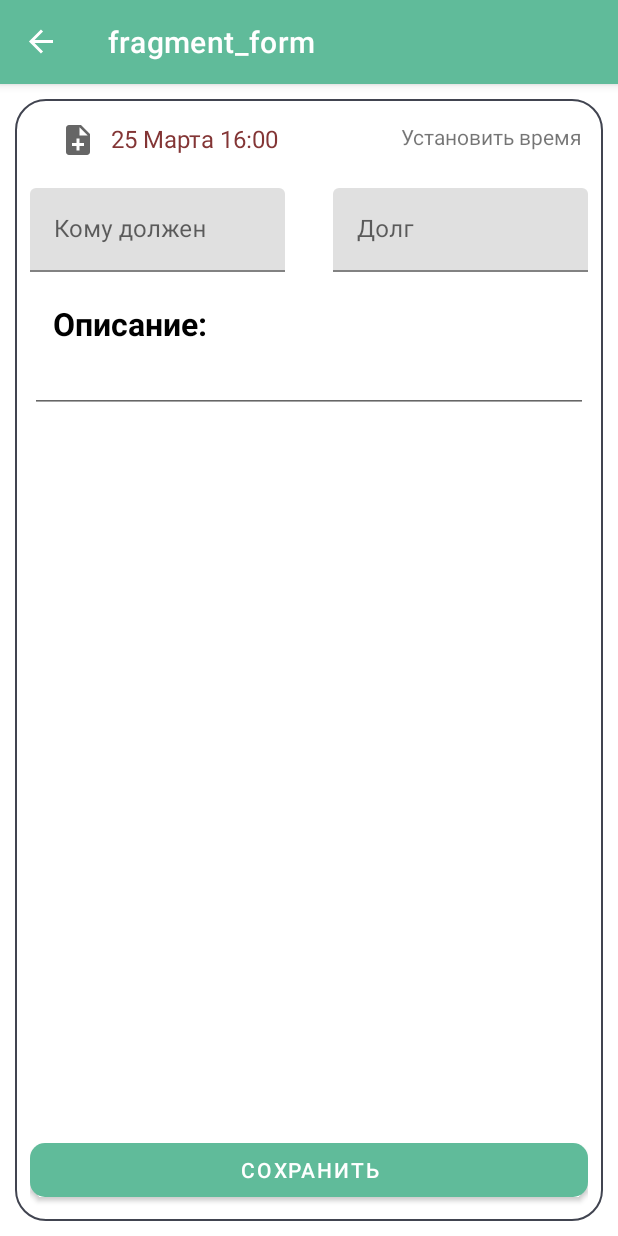
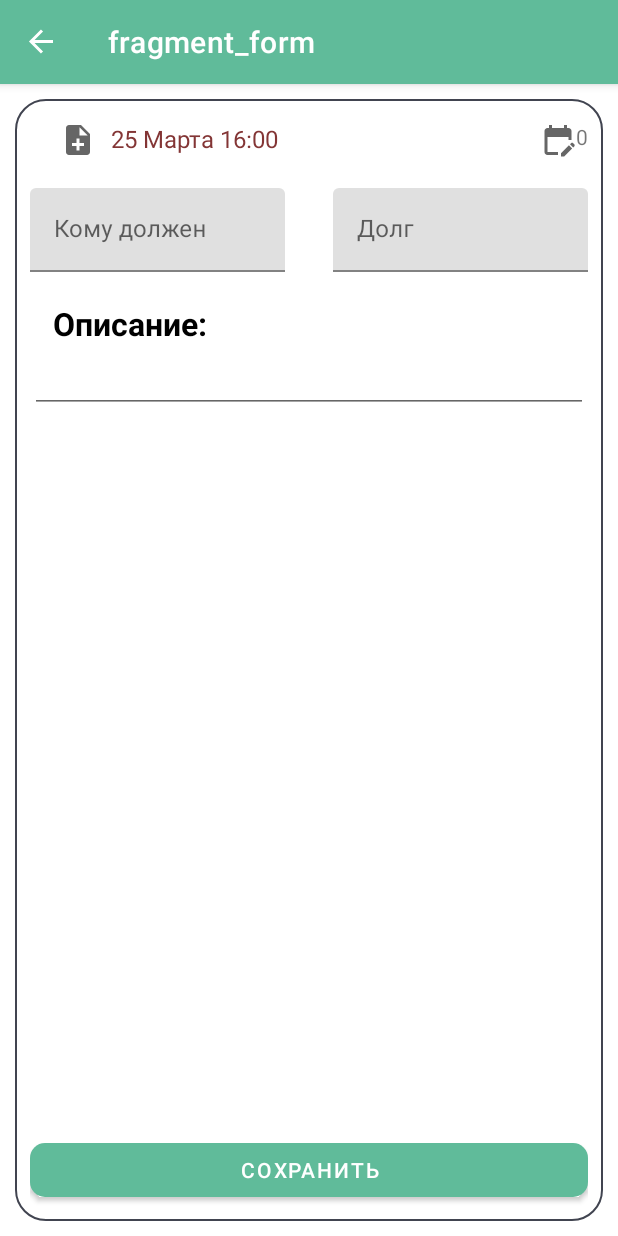
Before and after one commit to geektech-kairat/app, an Android app: the FormFragment screen opened through its navigation route, on a phone screen of 412 x 824 dp. Run offline under Robolectric (Android 15) with nearby library versions, the phone set to English and light mode, and no system bars; our stand-ins replace navigation-ui.

Commit message:
Сделал долг что бы он работал то есть данное время добавляется надо сдлеать теперь что б долг уменшалься при погашении !

```diff
--- a/app/src/main/java/com/example/myapplication/ui/home/adapter/HomeModel.java
+++ b/app/src/main/java/com/example/myapplication/ui/home/adapter/HomeModel.java
@@ -15,11 +15,12 @@ public class HomeModel {
     private String date;
     private String editDate = "Не был изменен";
 
-    public HomeModel(String name, String description, String debt, String date) {
+    public HomeModel(String name, String description, String debt, String date, String editDate) {
         this.name = name;
         this.description = description;
         this.debt = debt;
         this.date = date;
+        this.editDate = editDate;
     }
 
     public String getDebt() {
--- a/app/src/main/java/com/example/myapplication/ui/profile/ProfileFragment.java
+++ b/app/src/main/java/com/example/myapplication/ui/profile/ProfileFragment.java
@@ -35,6 +35,7 @@ public class ProfileFragment extends Fragment {
         spinnerForCurrency();
         saveNameAndSalary();
         getImage();
+        binding.debt2.setText(App.share.getForDebt());
         return binding.getRoot();
     }
 
--- /dev/null
+++ b/app/src/main/res/drawable/ic_baseline_edit_calendar_24.xml
@@ -0,0 +1,10 @@
+<vector xmlns:android="http://schemas.android.com/apk/res/android"
+    android:width="24dp"
+    android:height="24dp"
+    android:viewportWidth="24"
+    android:viewportHeight="24"
+    android:tint="?attr/colorControlNormal">
+  <path
+      android:fillColor="@android:color/white"
+      android:pathData="M12,22H5c-1.11,0 -2,-0.9 -2,-2L3.01,6c0,-1.1 0.88,-2 1.99,-2h1V2h2v2h8V2h2v2h1c1.1,0 2,0.9 2,2v6h-2v-2H5v10h7V22zM22.13,16.99l0.71,-0.71c0.39,-0.39 0.39,-1.02 0,-1.41l-0.71,-0.71c-0.39,-0.39 -1.02,-0.39 -1.41,0l-0.71,0.71L22.13,16.99zM21.42,17.7l-5.3,5.3H14v-2.12l5.3,-5.3L21.42,17.7z"/>
+</vector>
--- a/app/src/main/res/layout/fragment_form.xml
+++ b/app/src/main/res/layout/fragment_form.xml
@@ -95,7 +95,7 @@
         android:id="@+id/currentDateTime"
         android:layout_width="wrap_content"
         android:layout_height="wrap_content"
-        android:text="Установить время "
+        android:text="0"
         app:layout_constraintEnd_toEndOf="parent"
         app:layout_constraintTop_toTopOf="@id/addNote" />
 
@@ -107,5 +107,11 @@
         android:text="Сохранить"
         app:cornerRadius="10dp"
         app:layout_constraintBottom_toBottomOf="parent" />
-
+    <com.google.android.material.imageview.ShapeableImageView
+        android:layout_width="wrap_content"
+        android:layout_height="wrap_content"
+        android:id="@+id/currentDate"
+        app:layout_constraintTop_toTopOf="@id/addNote"
+        app:layout_constraintEnd_toStartOf="@id/currentDateTime"
+        android:src="@drawable/ic_baseline_edit_calendar_24"/>
 </androidx.constraintlayout.widget.ConstraintLayout>
--- a/app/src/main/res/layout/fragment_profile.xml
+++ b/app/src/main/res/layout/fragment_profile.xml
@@ -87,6 +87,8 @@
 
         <com.google.android.material.textfield.TextInputEditText
             android:layout_width="170dp"
+            android:id="@+id/debt2"
+
             android:layout_height="wrap_content"
             android:enabled="false" />
 
```
Also changed, not shown: app/src/main/java/com/example/myapplication/share/Share.java (+9 -0 lines), app/src/main/java/com/example/myapplication/ui/form/FormFragment.java (+28 -3 lines), app/src/main/java/com/example/myapplication/ui/home/HomeFragment.java (+5 -3 lines).
